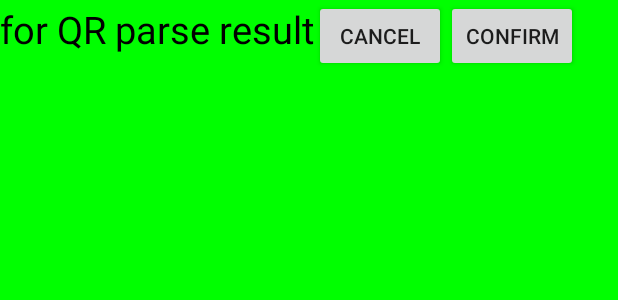
After one commit to deepwaterooo/DorkyMonkey, an Android app: the layout fragment2.xml on its own in the app's theme, with its tools: preview values and no code run, on a phone screen of 412 x 824 dp. The commit adds this screen. Shown: the top 300 px of the screen. Run offline under Robolectric (Android 15) with nearby library versions, the phone set to English and light mode, and no system bars.

Commit message:
status report: on fragment

```diff
--- /dev/null
+++ b/app/src/main/res/layout/fragment2.xml
@@ -0,0 +1,25 @@
+<LinearLayout xmlns:android="http://schemas.android.com/apk/res/android"
+	      android:layout_width="match_parent"
+	      android:layout_height="match_parent"
+	      android:background="#00ff00" >
+
+  <TextView
+      android:layout_width="wrap_content"
+      android:layout_height="wrap_content"
+      android:text="for QR parse result"
+      android:textColor="#000000"
+      android:textSize="25sp" />
+
+  <Button
+      android:id="@+id/cancelBtn"
+      android:layout_width="wrap_content"
+      android:layout_height="wrap_content"
+      android:text="Cancel" />
+
+  <Button
+      android:id="@+id/confirmBtn"
+      android:layout_width="wrap_content"
+      android:layout_height="wrap_content"
+      android:text="Confirm" />
+
+</LinearLayout>
```
Also changed, not shown: app/src/main/java/dev/dorkymonkey/Account.java (+29 -12 lines), app/src/main/java/dev/dorkymonkey/Fragment1.java (added, +10 -0 lines), app/src/main/java/dev/dorkymonkey/Fragment2.java (added, +10 -0 lines), app/src/main/java/dev/dorkymonkey/MainActivity.java (+6 -37 lines), app/src/main/res/layout/activity_main.xml (+1 -6 lines), app/src/main/res/layout/fragment1.xml (added, +14 -0 lines), 41 other files.
